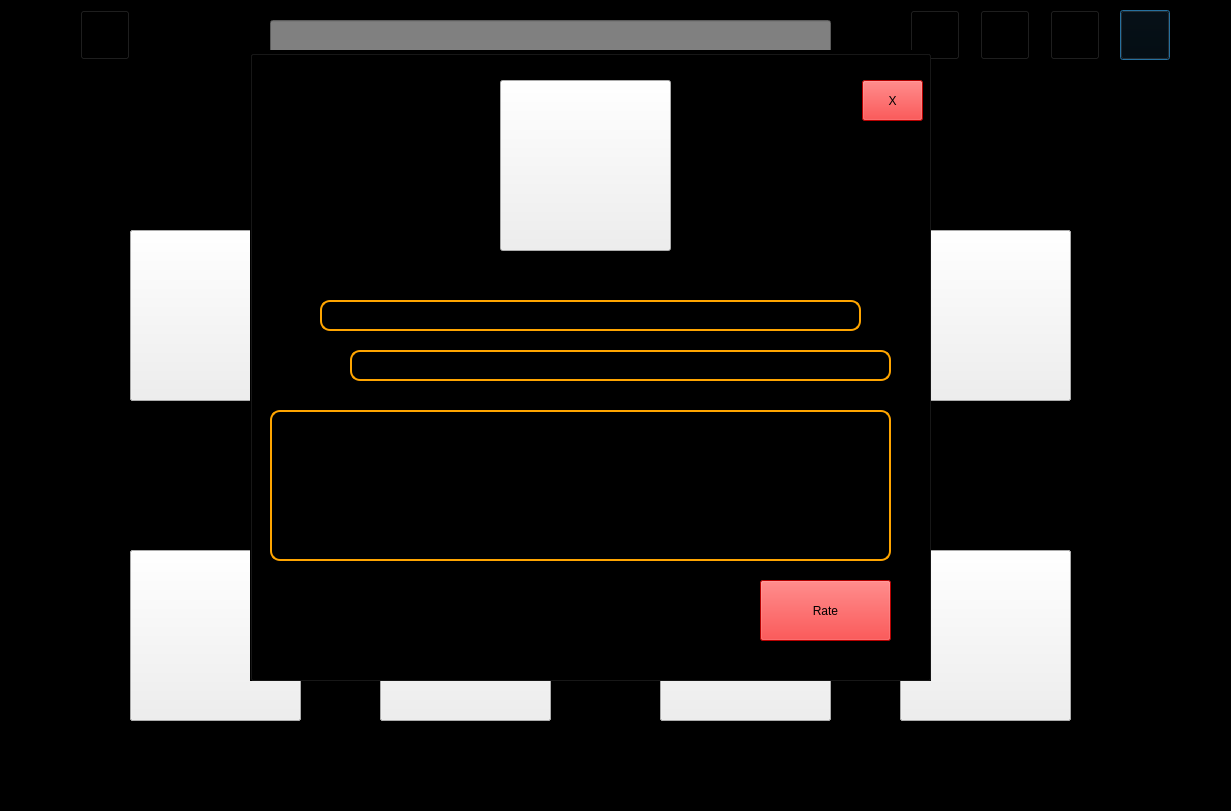
Above: homepage.ui from PokharelAditya/MovieMaestro before the change. Below: the same form after it.
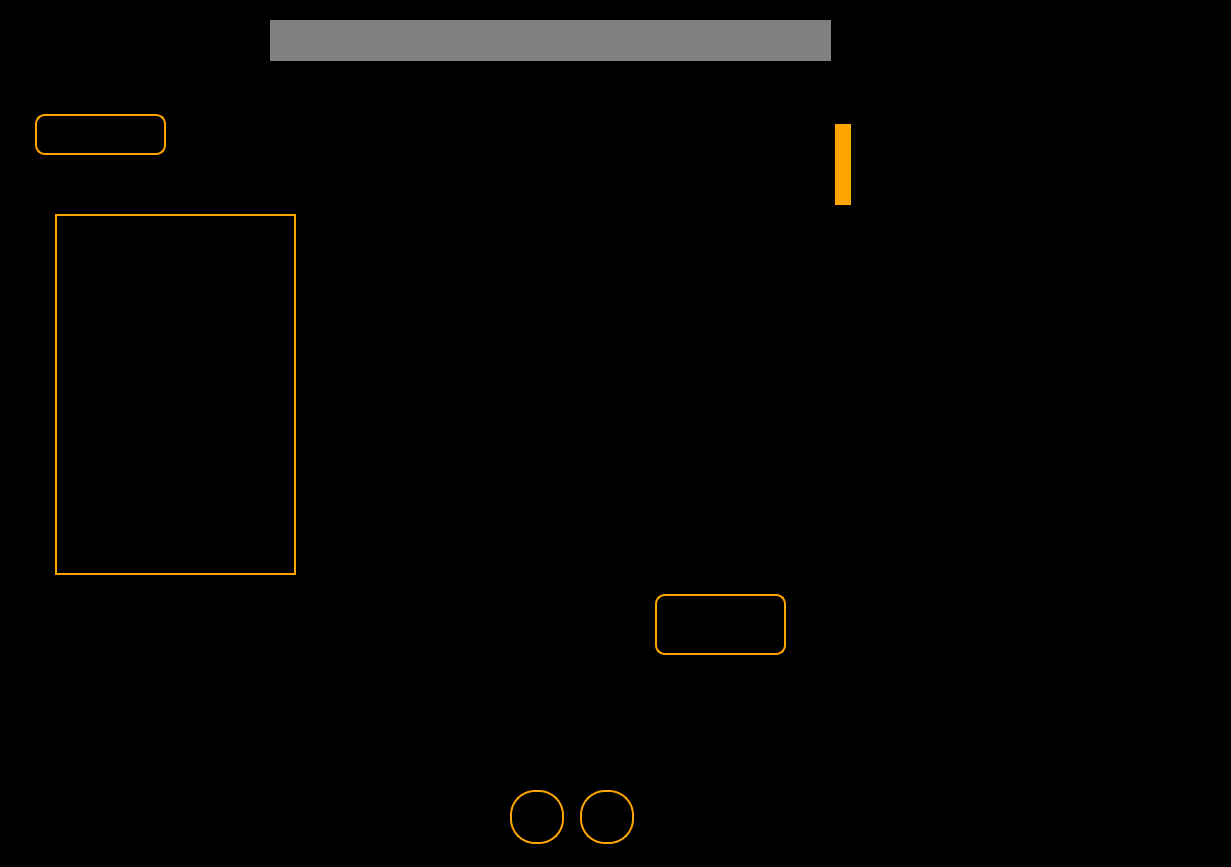
That is the form after the change.

```diff
--- a/homepage.ui
+++ b/homepage.ui
@@ -7,15 +7,21 @@
     <x>0</x>
     <y>0</y>
     <width>1231</width>
-    <height>811</height>
+    <height>867</height>
    </rect>
   </property>
+  <property name="font">
+   <font>
+    <pointsize>30</pointsize>
+    <bold>true</bold>
+   </font>
+  </property>
   <property name="windowTitle">
    <string>Dialog</string>
   </property>
   <property name="styleSheet">
    <string notr="true">background:black;
-</string>
+border:none;</string>
   </property>
   <widget class="QPushButton" name="ProfilePicture">
    <property name="geometry">
@@ -152,33 +158,6 @@
     </size>
    </property>
   </widget>
-  <widget class="QPushButton" name="brightnessmodebtn">
-   <property name="geometry">
-    <rect>
-     <x>910</x>
-     <y>10</y>
-     <width>50</width>
-     <height>50</height>
-    </rect>
-   </property>
-   <property name="cursor">
-    <cursorShape>PointingHandCursor</cursorShape>
-   </property>
-   <property name="styleSheet">
-    <string notr="true">QPushButton
-{
-background:black;}</string>
-   </property>
-   <property name="text">
-    <string/>
-   </property>
-   <property name="iconSize">
-    <size>
-     <width>50</width>
-     <height>50</height>
-    </size>
-   </property>
-  </widget>
   <widget class="QLineEdit" name="searchbar">
    <property name="geometry">
     <rect>
@@ -440,171 +419,6 @@
     </size>
    </property>
   </widget>
-  <widget class="QGroupBox" name="foryoubox_2">
-   <property name="geometry">
-    <rect>
-     <x>100</x>
-     <y>170</y>
-     <width>1041</width>
-     <height>281</height>
-    </rect>
-   </property>
-   <property name="styleSheet">
-    <string notr="true">QGroupBox
-{
-background:none;
-border:none;
-}</string>
-   </property>
-   <widget class="QPushButton" name="moviebtn_5">
-    <property name="geometry">
-     <rect>
-      <x>30</x>
-      <y>60</y>
-      <width>171</width>
-      <height>171</height>
-     </rect>
-    </property>
-    <property name="cursor">
-     <cursorShape>PointingHandCursor</cursorShape>
-    </property>
-    <property name="styleSheet">
-     <string notr="true">QPushButton
-{
-background:none;
-height:60px;
-width:30px;
-}
-QPushButton:hover
-{
-background:none;
-height:80px;
-width:50px;
-
-}</string>
-    </property>
-    <property name="text">
-     <string/>
-    </property>
-    <property name="iconSize">
-     <size>
-      <width>30</width>
-      <height>60</height>
-     </size>
-    </property>
-   </widget>
-   <widget class="QPushButton" name="moviebtn_6">
-    <property name="geometry">
-     <rect>
-      <x>280</x>
-      <y>60</y>
-      <width>171</width>
-      <height>171</height>
-     </rect>
-    </property>
-    <property name="cursor">
-     <cursorShape>PointingHandCursor</cursorShape>
-    </property>
-    <property name="styleSheet">
-     <string notr="true">QPushButton
-{
-background:none;
-height:60px;
-width:30px;
-}
-QPushButton:hover
-{
-background:none;
-height:80px;
-width:50px;
-
-}</string>
-    </property>
-    <property name="text">
-     <string/>
-    </property>
-    <property name="iconSize">
-     <size>
-      <width>30</width>
-      <height>60</height>
-     </size>
-    </property>
-   </widget>
-   <widget class="QPushButton" name="moviebtn_7">
-    <property name="geometry">
-     <rect>
-      <x>560</x>
-      <y>60</y>
-      <width>171</width>
-      <height>171</height>
-     </rect>
-    </property>
-    <property name="cursor">
-     <cursorShape>PointingHandCursor</cursorShape>
-    </property>
-    <property name="styleSheet">
-     <string notr="true">QPushButton
-{
-background:none;
-height:60px;
-width:30px;
-}
-QPushButton:hover
-{
-background:none;
-height:80px;
-width:50px;
-
-}</string>
-    </property>
-    <property name="text">
-     <string/>
-    </property>
-    <property name="iconSize">
-     <size>
-      <width>30</width>
-      <height>60</height>
-     </size>
-    </property>
-   </widget>
-   <widget class="QPushButton" name="moviebtn_8">
-    <property name="geometry">
-     <rect>
-      <x>800</x>
-      <y>60</y>
-      <width>171</width>
-      <height>171</height>
-     </rect>
-    </property>
-    <property name="cursor">
-     <cursorShape>PointingHandCursor</cursorShape>
-    </property>
-    <property name="styleSheet">
-     <string notr="true">QPushButton
-{
-background:none;
-height:60px;
-width:30px;
-}
-QPushButton:hover
-{
-background:none;
-height:80px;
-width:50px;
-
-}</string>
-    </property>
-    <property name="text">
-     <string/>
-    </property>
-    <property name="iconSize">
-     <size>
-      <width>30</width>
-      <height>60</height>
-     </size>
-    </property>
-   </widget>
-  </widget>
   <widget class="QGroupBox" name="recentgroupbox">
    <property name="geometry">
     <rect>
@@ -853,7 +667,7 @@
    <property name="geometry">
     <rect>
      <x>100</x>
-     <y>490</y>
+     <y>480</y>
      <width>1041</width>
      <height>281</height>
     </rect>
@@ -1014,17 +828,292 @@
     </property>
    </widget>
   </widget>
+  <widget class="QLabel" name="castlabel">
+   <property name="geometry">
+    <rect>
+     <x>780</x>
+     <y>740</y>
+     <width>111</width>
+     <height>41</height>
+    </rect>
+   </property>
+   <property name="font">
+    <font>
+     <family>Arial Black</family>
+     <pointsize>17</pointsize>
+     <italic>true</italic>
+     <bold>true</bold>
+    </font>
+   </property>
+   <property name="text">
+    <string/>
+   </property>
+   <property name="alignment">
+    <set>Qt::AlignCenter</set>
+   </property>
+  </widget>
+  <widget class="QLabel" name="movienameforhome">
+   <property name="geometry">
+    <rect>
+     <x>900</x>
+     <y>70</y>
+     <width>271</width>
+     <height>61</height>
+    </rect>
+   </property>
+   <property name="font">
+    <font>
+     <family>Arial Black</family>
+     <pointsize>17</pointsize>
+     <italic>true</italic>
+     <bold>true</bold>
+    </font>
+   </property>
+   <property name="styleSheet">
+    <string notr="true">border:none;</string>
+   </property>
+   <property name="text">
+    <string/>
+   </property>
+   <property name="alignment">
+    <set>Qt::AlignCenter</set>
+   </property>
+  </widget>
+  <widget class="QPushButton" name="onepage">
+   <property name="geometry">
+    <rect>
+     <x>510</x>
+     <y>790</y>
+     <width>54</width>
+     <height>54</height>
+    </rect>
+   </property>
+   <property name="font">
+    <font>
+     <pointsize>15</pointsize>
+     <bold>true</bold>
+    </font>
+   </property>
+   <property name="styleSheet">
+    <string notr="true">QPushButton
+{
+background:none;
+border:2px solid orange;
+  border-radius: 25px; 
+        min-width: 50px;    
+        min-height: 50px;    
+        max-width: 50px;   
+        max-height: 50px;   
+}
+QPushButton:hover
+{
+background:orange;
+
+}</string>
+   </property>
+   <property name="text">
+    <string>1</string>
+   </property>
+  </widget>
+  <widget class="QPushButton" name="twopage">
+   <property name="geometry">
+    <rect>
+     <x>580</x>
+     <y>790</y>
+     <width>54</width>
+     <height>54</height>
+    </rect>
+   </property>
+   <property name="font">
+    <font>
+     <pointsize>15</pointsize>
+     <bold>true</bold>
+    </font>
+   </property>
+   <property name="styleSheet">
+    <string notr="true">QPushButton
+{
+background:none;
+border:2px solid orange;
+  border-radius: 25px; 
+        min-width: 50px;    
+        min-height: 50px;    
+        max-width: 50px;   
+        max-height: 50px;   
+}
+QPushButton:hover
+{
+background:orange;
+
+}</string>
+   </property>
+   <property name="text">
+    <string>2</string>
+   </property>
+  </widget>
+  <widget class="QGroupBox" name="toprategroupbox">
+   <property name="geometry">
+    <rect>
+     <x>0</x>
+     <y>70</y>
+     <width>1231</width>
+     <height>651</height>
+    </rect>
+   </property>
+   <property name="styleSheet">
+    <string notr="true">border:none;</string>
+   </property>
+   <property name="title">
+    <string/>
+   </property>
+   <widget class="QLabel" name="highrated">
+    <property name="geometry">
+     <rect>
+      <x>40</x>
+      <y>20</y>
+      <width>171</width>
+      <height>51</height>
+     </rect>
+    </property>
+    <property name="font">
+     <font>
+      <pointsize>25</pointsize>
+      <italic>true</italic>
+      <bold>true</bold>
+     </font>
+    </property>
+    <property name="text">
+     <string>Top Rated</string>
+    </property>
+   </widget>
+   <widget class="QPushButton" name="pushButton">
+    <property name="geometry">
+     <rect>
+      <x>160</x>
+      <y>140</y>
+      <width>171</width>
+      <height>181</height>
+     </rect>
+    </property>
+    <property name="text">
+     <string/>
+    </property>
+   </widget>
+   <widget class="QPushButton" name="topratemovie_1">
+    <property name="geometry">
+     <rect>
+      <x>170</x>
+      <y>250</y>
+      <width>151</width>
+      <height>191</height>
+     </rect>
+    </property>
+    <property name="styleSheet">
+     <string notr="true"/>
+    </property>
+    <property name="text">
+     <string/>
+    </property>
+   </widget>
+   <widget class="QPushButton" name="topratemovie_2">
+    <property name="geometry">
+     <rect>
+      <x>400</x>
+      <y>250</y>
+      <width>151</width>
+      <height>191</height>
+     </rect>
+    </property>
+    <property name="styleSheet">
+     <string notr="true"/>
+    </property>
+    <property name="text">
+     <string/>
+    </property>
+   </widget>
+   <widget class="QPushButton" name="topratemovie_3">
+    <property name="geometry">
+     <rect>
+      <x>640</x>
+      <y>250</y>
+      <width>151</width>
+      <height>191</height>
+     </rect>
+    </property>
+    <property name="styleSheet">
+     <string notr="true"/>
+    </property>
+    <property name="text">
+     <string/>
+    </property>
+   </widget>
+   <widget class="QPushButton" name="topratemovie_4">
+    <property name="geometry">
+     <rect>
+      <x>870</x>
+      <y>250</y>
+      <width>151</width>
+      <height>191</height>
+     </rect>
+    </property>
+    <property name="styleSheet">
+     <string notr="true"/>
+    </property>
+    <property name="text">
+     <string/>
+    </property>
+   </widget>
+   <widget class="QPushButton" name="topleft">
+    <property name="geometry">
+     <rect>
+      <x>50</x>
+      <y>293</y>
+      <width>71</width>
+      <height>71</height>
+     </rect>
+    </property>
+    <property name="styleSheet">
+     <string notr="true"/>
+    </property>
+    <property name="text">
+     <string/>
+    </property>
+   </widget>
+   <widget class="QPushButton" name="topright">
+    <property name="geometry">
+     <rect>
+      <x>1070</x>
+      <y>300</y>
+      <width>71</width>
+      <height>71</height>
+     </rect>
+    </property>
+    <property name="styleSheet">
+     <string notr="true"/>
+    </property>
+    <property name="text">
+     <string/>
+    </property>
+   </widget>
+  </widget>
   <widget class="QGroupBox" name="descriptionbox">
    <property name="geometry">
     <rect>
-     <x>250</x>
-     <y>50</y>
-     <width>681</width>
-     <height>631</height>
+     <x>35</x>
+     <y>104</y>
+     <width>1201</width>
+     <height>581</height>
     </rect>
    </property>
+   <property name="font">
+    <font>
+     <pointsize>10</pointsize>
+     <bold>true</bold>
+    </font>
+   </property>
    <property name="styleSheet">
-    <string notr="true"/>
+    <string notr="true">
+border-radius:orange;</string>
    </property>
    <property name="title">
     <string/>
@@ -1032,10 +1121,10 @@
    <widget class="QPushButton" name="moviedescbtn">
     <property name="geometry">
      <rect>
-      <x>250</x>
-      <y>30</y>
-      <width>171</width>
-      <height>171</height>
+      <x>20</x>
+      <y>110</y>
+      <width>241</width>
+      <height>361</height>
      </rect>
     </property>
     <property name="cursor">
@@ -1044,102 +1133,85 @@
     <property name="styleSheet">
      <string notr="true">QPushButton
 {
-background:none;
+
 height:60px;
 width:30px;
+border:2px solid orange;
 }
-QPushButton:hover
-{
-background:none;
-height:80px;
-width:50px;
-
-}</string>
+</string>
     </property>
     <property name="text">
      <string/>
     </property>
     <property name="iconSize">
      <size>
-      <width>30</width>
-      <height>60</height>
+      <width>281</width>
+      <height>271</height>
      </size>
     </property>
    </widget>
-   <widget class="QLabel" name="castlabel">
-    <property name="geometry">
-     <rect>
-      <x>10</x>
-      <y>250</y>
-      <width>131</width>
-      <height>31</height>
-     </rect>
-    </property>
-    <property name="font">
-     <font>
-      <family>Arial Black</family>
-      <pointsize>9</pointsize>
-      <italic>true</italic>
-      <bold>true</bold>
-     </font>
-    </property>
-    <property name="text">
-     <string>Cast</string>
-    </property>
-   </widget>
    <widget class="QLabel" name="movienamelabel">
     <property name="geometry">
      <rect>
-      <x>250</x>
-      <y>210</y>
-      <width>131</width>
-      <height>31</height>
+      <x>840</x>
+      <y>30</y>
+      <width>271</width>
+      <height>61</height>
      </rect>
     </property>
     <property name="font">
      <font>
       <family>Arial Black</family>
-      <pointsize>9</pointsize>
+      <pointsize>17</pointsize>
       <italic>true</italic>
       <bold>true</bold>
      </font>
     </property>
+    <property name="styleSheet">
+     <string notr="true">border:none;</string>
+    </property>
     <property name="text">
      <string/>
     </property>
+    <property name="alignment">
+     <set>Qt::AlignCenter</set>
+    </property>
    </widget>
    <widget class="QLabel" name="directorlabel">
     <property name="geometry">
      <rect>
-      <x>10</x>
-      <y>300</y>
-      <width>71</width>
-      <height>31</height>
+      <x>350</x>
+      <y>360</y>
+      <width>91</width>
+      <height>41</height>
      </rect>
     </property>
     <property name="font">
      <font>
       <family>Arial Black</family>
-      <pointsize>9</pointsize>
+      <pointsize>10</pointsize>
       <italic>true</italic>
       <bold>true</bold>
      </font>
     </property>
     <property name="text">
-     <string>Director</string>
+     <string>Director:</string>
+    </property>
+    <property name="alignment">
+     <set>Qt::AlignCenter</set>
     </property>
    </widget>
    <widget class="QPushButton" name="star">
     <property name="geometry">
      <rect>
-      <x>60</x>
-      <y>540</y>
+      <x>190</x>
+      <y>500</y>
       <width>61</width>
       <height>51</height>
      </rect>
     </property>
     <property name="styleSheet">
-     <string notr="true">background:black;
+     <string notr="true">
 border:none;</string>
     </property>
     <property name="text">
@@ -1149,14 +1221,14 @@
    <widget class="QPushButton" name="star2">
     <property name="geometry">
      <rect>
-      <x>150</x>
-      <y>540</y>
+      <x>270</x>
+      <y>500</y>
       <width>61</width>
       <height>51</height>
      </rect>
     </property>
     <property name="styleSheet">
-     <string notr="true">background:black;
+     <string notr="true">
 border:none;</string>
     </property>
     <property name="text">
@@ -1166,14 +1238,14 @@
    <widget class="QPushButton" name="star3">
     <property name="geometry">
      <rect>
-      <x>240</x>
-      <y>540</y>
+      <x>350</x>
+      <y>500</y>
       <width>61</width>
       <height>51</height>
      </rect>
     </property>
     <property name="styleSheet">
-     <string notr="true">background:black;
+     <string notr="true">
 border:none;</string>
     </property>
     <property name="text">
@@ -1183,14 +1255,14 @@
    <widget class="QPushButton" name="star4">
     <property name="geometry">
      <rect>
-      <x>330</x>
-      <y>540</y>
+      <x>430</x>
+      <y>500</y>
       <width>61</width>
       <height>51</height>
      </rect>
     </property>
     <property name="styleSheet">
-     <string notr="true">background:black;
+     <string notr="true">
 border:none;</string>
     </property>
     <property name="text">
@@ -1200,34 +1272,52 @@
    <widget class="QPushButton" name="star5">
     <property name="geometry">
      <rect>
-      <x>420</x>
-      <y>540</y>
-      <width>61</width>
-      <height>51</height>
-     </rect>
-    </property>
-    <property name="styleSheet">
-     <string notr="true">background:black;
-border:none;</string>
-    </property>
-    <property name="text">
-     <string/>
-    </property>
-   </widget>
-   <widget class="QPushButton" name="ratebtn">
-    <property name="geometry">
-     <rect>
       <x>510</x>
-      <y>530</y>
+      <y>500</y>
+      <width>61</width>
+      <height>51</height>
+     </rect>
+    </property>
+    <property name="font">
+     <font>
+      <pointsize>13</pointsize>
+     </font>
+    </property>
+    <property name="styleSheet">
+     <string notr="true">
+border:none;</string>
+    </property>
+    <property name="text">
+     <string/>
+    </property>
+   </widget>
+   <widget class="QPushButton" name="ratebtn">
+    <property name="geometry">
+     <rect>
+      <x>620</x>
+      <y>490</y>
       <width>131</width>
       <height>61</height>
      </rect>
     </property>
+    <property name="font">
+     <font>
+      <pointsize>13</pointsize>
+     </font>
+    </property>
     <property name="cursor">
      <cursorShape>PointingHandCursor</cursorShape>
     </property>
     <property name="styleSheet">
-     <string notr="true">background:Red;</string>
+     <string notr="true">QPushButton{
+background:none;
+border:2px solid orange;
+border-radius:10px;
+}
+QPushButton:hover
+{
+background:orange;
+}</string>
     </property>
     <property name="text">
      <string>Rate</string>
@@ -1236,14 +1326,20 @@
    <widget class="QTextEdit" name="description">
     <property name="geometry">
      <rect>
-      <x>20</x>
-      <y>360</y>
+      <x>360</x>
+      <y>130</y>
       <width>621</width>
       <height>151</height>
      </rect>
     </property>
+    <property name="font">
+     <font>
+      <pointsize>10</pointsize>
+      <bold>true</bold>
+     </font>
+    </property>
     <property name="styleSheet">
-     <string notr="true">border:2px solid orange;
+     <string notr="true">
 border-radius:10px;</string>
     </property>
     <property name="readOnly">
@@ -1253,33 +1349,53 @@
    <widget class="QPushButton" name="pushButton_7">
     <property name="geometry">
      <rect>
-      <x>612</x>
-      <y>30</y>
-      <width>61</width>
+      <x>0</x>
+      <y>10</y>
+      <width>131</width>
       <height>41</height>
      </rect>
     </property>
+    <property name="font">
+     <font>
+      <pointsize>13</pointsize>
+      <bold>true</bold>
+     </font>
+    </property>
     <property name="cursor">
      <cursorShape>PointingHandCursor</cursorShape>
     </property>
     <property name="styleSheet">
-     <string notr="true">background:red;</string>
+     <string notr="true">QPushButton{
+background:none;
+border:2px solid orange;
+border-radius:10px;
+}
+QPushButton:hover
+{
+background:orange;
+}</string>
     </property>
     <property name="text">
-     <string>X</string>
+     <string>Close</string>
     </property>
    </widget>
    <widget class="QTextEdit" name="directornames">
     <property name="geometry">
      <rect>
-      <x>100</x>
-      <y>300</y>
+      <x>450</x>
+      <y>370</y>
       <width>541</width>
       <height>31</height>
      </rect>
     </property>
+    <property name="font">
+     <font>
+      <pointsize>10</pointsize>
+      <bold>true</bold>
+     </font>
+    </property>
     <property name="styleSheet">
-     <string notr="true">border:2px solid orange;
+     <string notr="true">
 border-radius:10px;</string>
     </property>
     <property name="readOnly">
@@ -1289,20 +1405,154 @@
    <widget class="QTextEdit" name="castnames">
     <property name="geometry">
      <rect>
-      <x>70</x>
-      <y>250</y>
+      <x>450</x>
+      <y>430</y>
       <width>541</width>
       <height>31</height>
      </rect>
     </property>
+    <property name="font">
+     <font>
+      <pointsize>10</pointsize>
+      <bold>true</bold>
+     </font>
+    </property>
     <property name="styleSheet">
-     <string notr="true">border:2px solid orange;
+     <string notr="true">
 border-radius:10px;</string>
     </property>
     <property name="readOnly">
      <bool>true</bool>
     </property>
    </widget>
+   <widget class="QLabel" name="label">
+    <property name="geometry">
+     <rect>
+      <x>360</x>
+      <y>90</y>
+      <width>101</width>
+      <height>31</height>
+     </rect>
+    </property>
+    <property name="font">
+     <font>
+      <pointsize>10</pointsize>
+      <italic>true</italic>
+      <bold>true</bold>
+     </font>
+    </property>
+    <property name="text">
+     <string>overview:</string>
+    </property>
+   </widget>
+   <widget class="QLabel" name="label_2">
+    <property name="geometry">
+     <rect>
+      <x>800</x>
+      <y>20</y>
+      <width>16</width>
+      <height>81</height>
+     </rect>
+    </property>
+    <property name="styleSheet">
+     <string notr="true">background:orange;</string>
+    </property>
+    <property name="text">
+     <string/>
+    </property>
+   </widget>
+   <widget class="QLabel" name="directorlabel_2">
+    <property name="geometry">
+     <rect>
+      <x>350</x>
+      <y>420</y>
+      <width>91</width>
+      <height>41</height>
+     </rect>
+    </property>
+    <property name="font">
+     <font>
+      <family>Arial Black</family>
+      <pointsize>10</pointsize>
+      <italic>true</italic>
+      <bold>true</bold>
+     </font>
+    </property>
+    <property name="text">
+     <string>Casts:</string>
+    </property>
+    <property name="alignment">
+     <set>Qt::AlignCenter</set>
+    </property>
+   </widget>
+   <widget class="QLabel" name="directorlabel_3">
+    <property name="geometry">
+     <rect>
+      <x>350</x>
+      <y>300</y>
+      <width>91</width>
+      <height>41</height>
+     </rect>
+    </property>
+    <property name="font">
+     <font>
+      <family>Arial Black</family>
+      <pointsize>10</pointsize>
+      <italic>true</italic>
+      <bold>true</bold>
+     </font>
+    </property>
+    <property name="text">
+     <string>Genre:</string>
+    </property>
+    <property name="alignment">
+     <set>Qt::AlignCenter</set>
+    </property>
+   </widget>
+   <widget class="QTextEdit" name="genrelabel">
+    <property name="geometry">
+     <rect>
+      <x>450</x>
+      <y>310</y>
+      <width>541</width>
+      <height>31</height>
+     </rect>
+    </property>
+    <property name="font">
+     <font>
+      <pointsize>10</pointsize>
+      <bold>true</bold>
+     </font>
+    </property>
+    <property name="styleSheet">
+     <string notr="true">
+border-radius:10px;</string>
+    </property>
+    <property name="readOnly">
+     <bool>true</bool>
+    </property>
+   </widget>
+   <widget class="QLabel" name="ratinglabel">
+    <property name="geometry">
+     <rect>
+      <x>870</x>
+      <y>500</y>
+      <width>261</width>
+      <height>41</height>
+     </rect>
+    </property>
+    <property name="font">
+     <font>
+      <pointsize>10</pointsize>
+     </font>
+    </property>
+    <property name="styleSheet">
+     <string notr="true"/>
+    </property>
+    <property name="text">
+     <string/>
+    </property>
+   </widget>
   </widget>
  </widget>
  <resources/>
```
